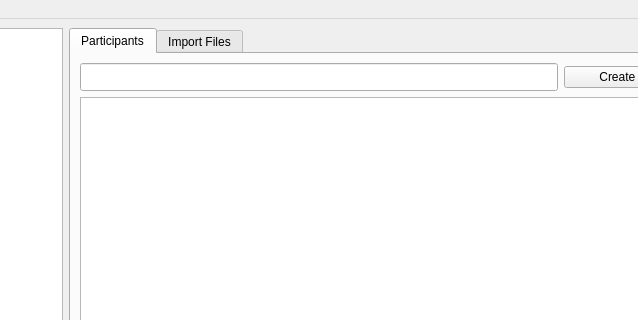
HIP-infrastructure/Bidsificator, file bidsificator/forms/MainWindow.ui: the form before one commit; both pictures show x 266 to 904 and y 0 to 320 of the 1000 by 859 pixel window.
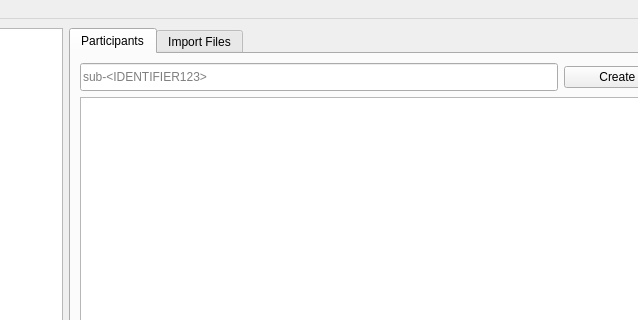
The form after the commit. Custom widgets are drawn as their Qt base class.

Diff of the .ui file:
```diff
--- a/bidsificator/forms/MainWindow.ui
+++ b/bidsificator/forms/MainWindow.ui
@@ -57,6 +57,24 @@
               <height>28</height>
              </size>
             </property>
+            <property name="inputMask">
+             <string/>
+            </property>
+            <property name="text">
+             <string/>
+            </property>
+            <property name="maxLength">
+             <number>32767</number>
+            </property>
+            <property name="cursorPosition">
+             <number>0</number>
+            </property>
+            <property name="placeholderText">
+             <string>sub-&lt;IDENTIFIER123&gt;</string>
+            </property>
+            <property name="cursorMoveStyle">
+             <enum>Qt::VisualMoveStyle</enum>
+            </property>
            </widget>
           </item>
           <item>
```
Left out of the diff: 2 changed lines with no effect on the pictures.
